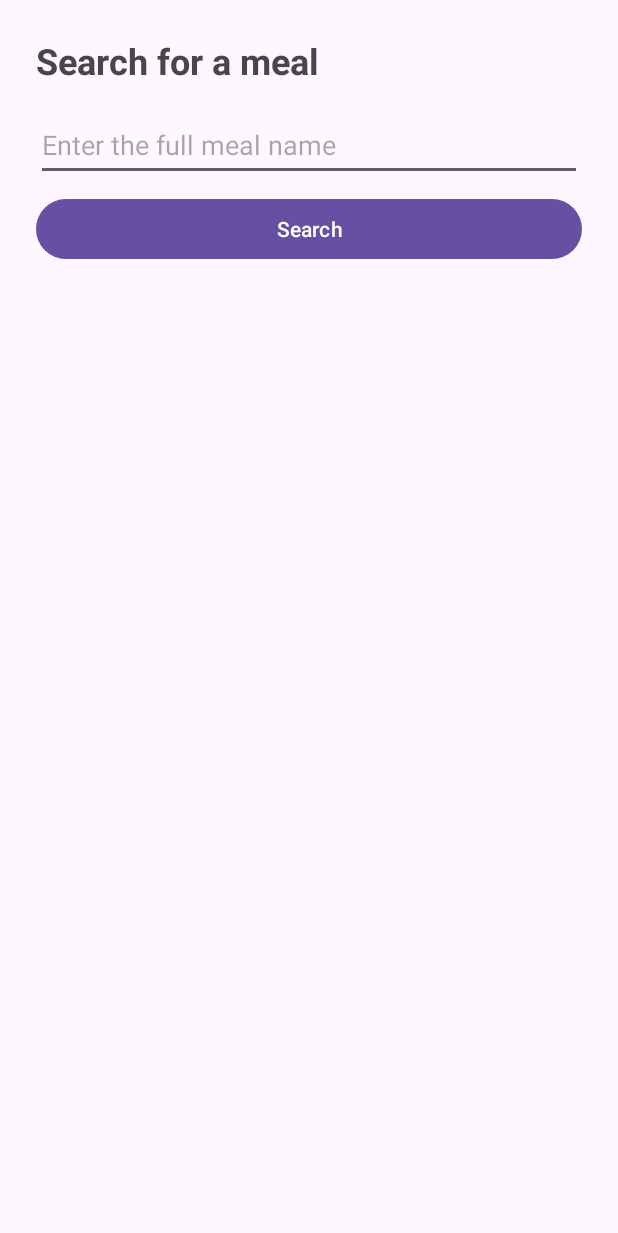
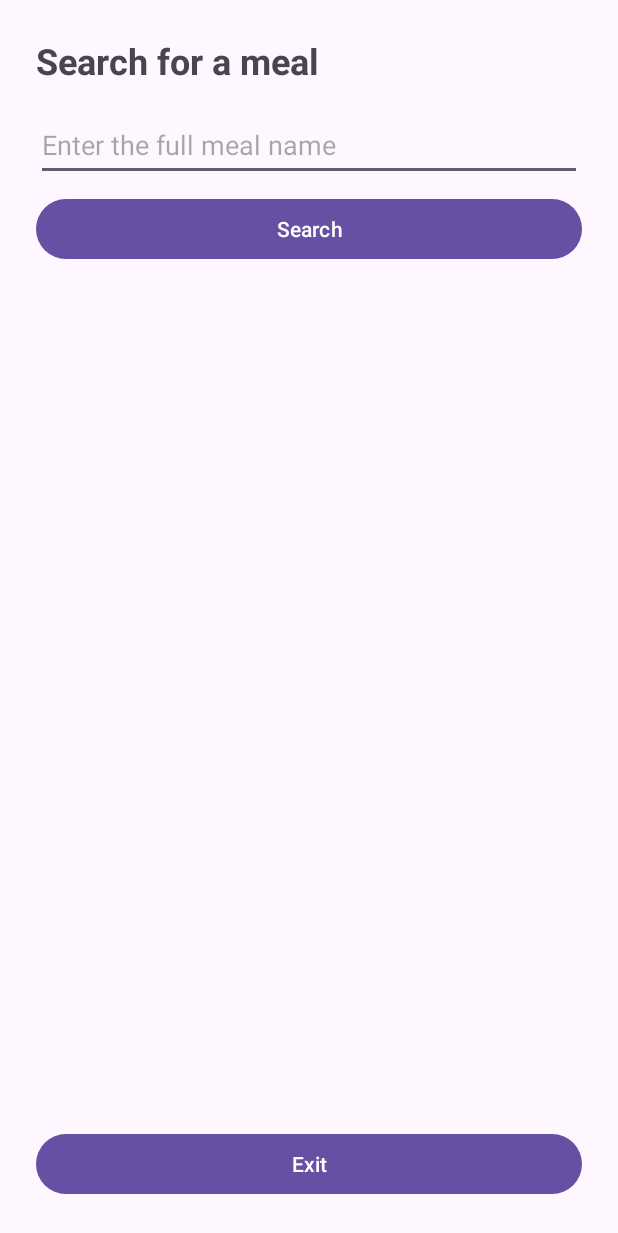
Before and after one commit to PatrickC995/Meal_Prep_API, an Android app: the MealsSearch screen opened directly, with no data from a screen before it, on a phone screen of 412 x 824 dp. Shown: the top 1233 px of the screen. Run offline under Robolectric (Android 15) with nearby library versions, the phone set to English and light mode, and no system bars; our stand-ins replace Room's generated code, Volley.

Commit message:
added exit button to meals search screen

```diff
--- a/app/src/main/java/com/example/meal_prep_api/MealsSearch.java
+++ b/app/src/main/java/com/example/meal_prep_api/MealsSearch.java
@@ -30,6 +30,7 @@ public class MealsSearch extends AppCompatActivity {
 
     private EditText mealNameInput;
     private Button searchButton;
+    private Button exitButton;
     private TextView statusText;
     private TextView mealDetailsText;
     private ImageView mealImage;
@@ -45,9 +46,12 @@ public class MealsSearch extends AppCompatActivity {
 
         mealNameInput = findViewById(R.id.meal_name_input);
         searchButton = findViewById(R.id.search_button);
+        exitButton = findViewById(R.id.exit_button);
         statusText = findViewById(R.id.status_text);
         mealDetailsText = findViewById(R.id.meal_details_text);
         mealImage = findViewById(R.id.meal_image);
+
+        exitButton.setOnClickListener(v -> finish());
 
         requestQueue = Volley.newRequestQueue(
                 getApplicationContext()
@@ -97,7 +101,7 @@ public class MealsSearch extends AppCompatActivity {
                                 response.optJSONArray("meals");
 
                         // The API found no results.
-                        if (meals == null || meals.length() == 0) {
+                        if (meals == null) {
                             statusText.setText(
                                     "No exact match found. Enter the full meal name."
                             );
--- a/app/src/main/res/layout/activity_meals_search.xml
+++ b/app/src/main/res/layout/activity_meals_search.xml
@@ -1,17 +1,12 @@
 <?xml version="1.0" encoding="utf-8"?>
-<ScrollView
+<LinearLayout
     xmlns:android="http://schemas.android.com/apk/res/android"
     xmlns:tools="http://schemas.android.com/tools"
     android:layout_width="match_parent"
     android:layout_height="match_parent"
-    android:fillViewport="true"
+    android:orientation="vertical"
+    android:padding="24dp"
     tools:context=".MealsSearch">
-
-    <LinearLayout
-        android:layout_width="match_parent"
-        android:layout_height="wrap_content"
-        android:orientation="vertical"
-        android:padding="24dp">
 
     <TextView
         android:layout_width="match_parent"
@@ -36,6 +31,17 @@
         android:layout_height="wrap_content"
         android:layout_marginTop="8dp"
         android:text="Search" />
+
+    <ScrollView
+        android:layout_width="match_parent"
+        android:layout_height="0dp"
+        android:layout_weight="1">
+
+        <LinearLayout
+            android:layout_width="match_parent"
+            android:layout_height="wrap_content"
+            android:orientation="vertical">
+
 
             <TextView
                 android:id="@+id/status_text"
@@ -66,3 +72,12 @@
         </LinearLayout>
 
     </ScrollView>
+
+    <Button
+        android:id="@+id/exit_button"
+        android:layout_width="match_parent"
+        android:layout_height="wrap_content"
+        android:layout_marginTop="4dp"
+        android:text="Exit" />
+
+</LinearLayout>
```
Lines whose indentation alone changed are shown as unchanged.
